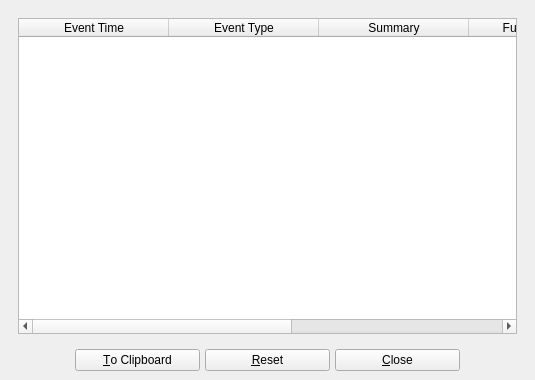
Qt form UI/biblioteq_errordiag.ui (textbrowser/biblioteq) before a commit.
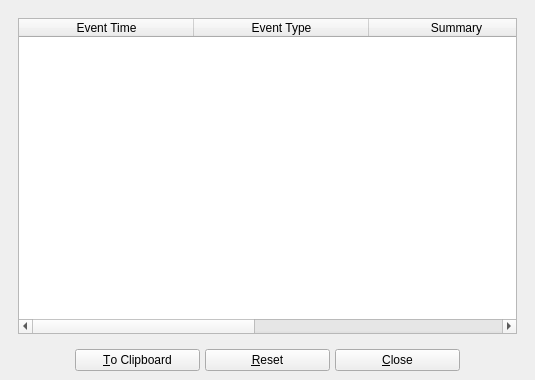
The same form after that commit. Icons and pictures are not drawn.

Diff of the .ui file:
```diff
--- a/UI/biblioteq_errordiag.ui
+++ b/UI/biblioteq_errordiag.ui
@@ -51,11 +51,11 @@
          <property name="cornerButtonEnabled">
           <bool>true</bool>
          </property>
-         <attribute name="horizontalHeaderDefaultSectionSize">
-          <number>150</number>
-         </attribute>
          <attribute name="horizontalHeaderMinimumSectionSize">
-          <number>150</number>
+          <number>175</number>
+         </attribute>
+         <attribute name="horizontalHeaderDefaultSectionSize">
+          <number>175</number>
          </attribute>
          <attribute name="horizontalHeaderStretchLastSection">
           <bool>true</bool>
```
